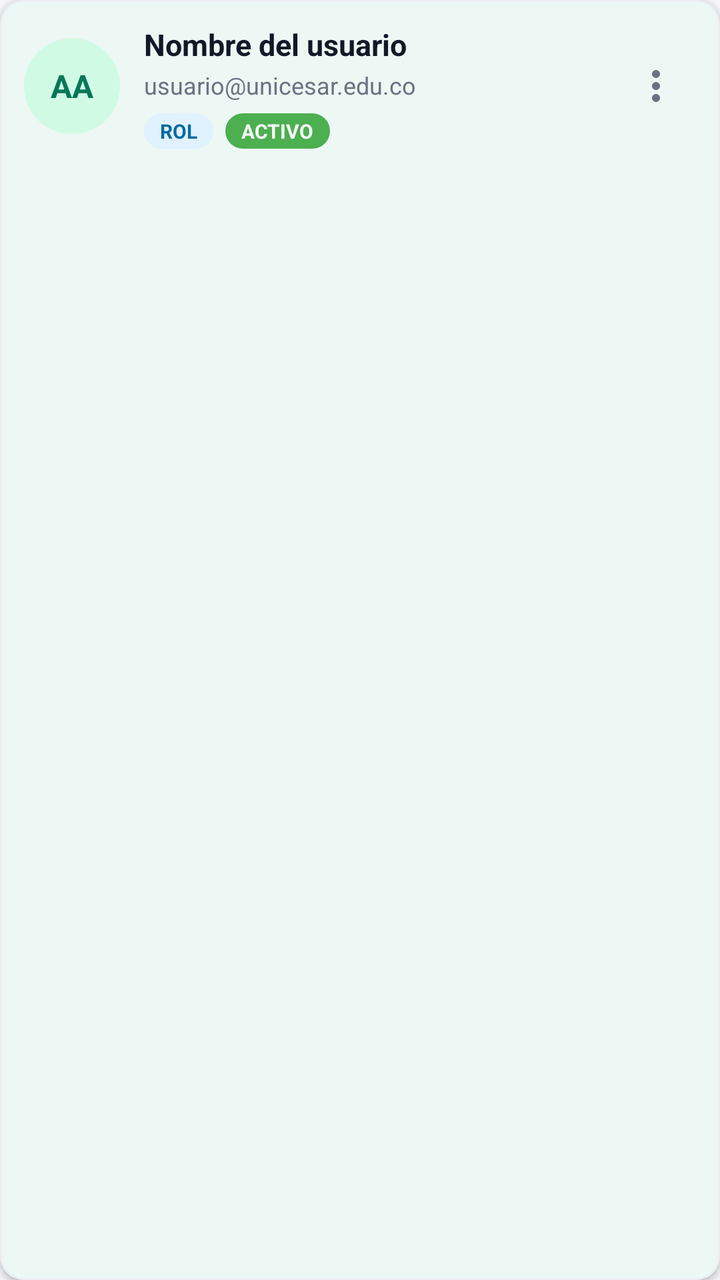
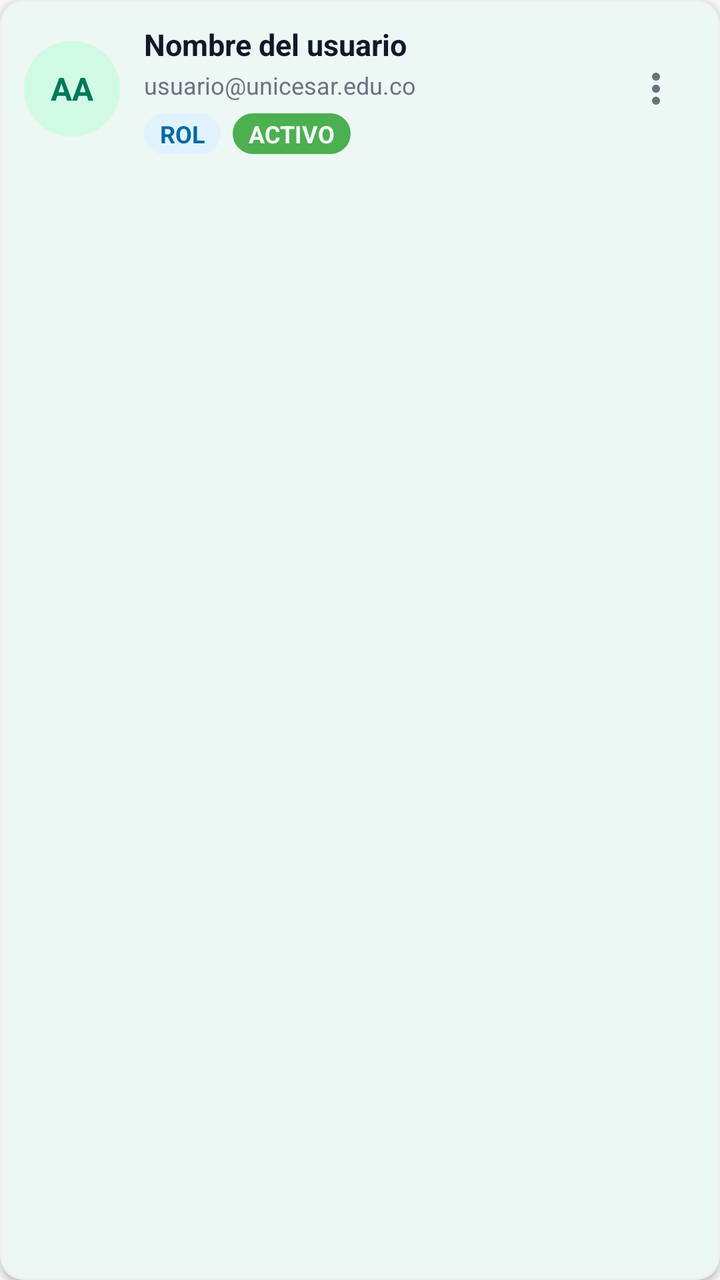

An Android layout rendered at two revisions. The XML below is the earlier revision; the diff shows what the commit changed to produce the second picture.
<!-- AndroidManifest.xml: application theme Theme.BienestarUPC -->
<!-- res/layout/item_user_card.xml -->
<?xml version="1.0" encoding="utf-8"?>
<com.google.android.material.card.MaterialCardView
    xmlns:android="http://schemas.android.com/apk/res/android"
    xmlns:app="http://schemas.android.com/apk/res-auto"
android:layout_width="match_parent"
    android:layout_height="wrap_content"
    android:layout_marginHorizontal="12dp"
    android:layout_marginVertical="6dp"
    app:cardBackgroundColor="@color/white_card"
    app:cardCornerRadius="12dp"
    app:cardElevation="2dp">

    <LinearLayout
        android:layout_width="match_parent"
        android:layout_height="wrap_content"
        android:orientation="horizontal"
        android:padding="12dp"
        android:gravity="center_vertical">

        
        <TextView
            android:id="@+id/txt_iniciales"
            android:layout_width="48dp"
            android:layout_height="48dp"
            android:background="@drawable/badge_circle_green_light"
            android:gravity="center"
            android:text="AA"
            android:textColor="@color/green_primary_dark"
            android:textSize="16sp"
            android:textStyle="bold" />

        
        <LinearLayout
            android:layout_width="0dp"
            android:layout_height="wrap_content"
            android:layout_weight="1"
            android:layout_marginStart="12dp"
            android:orientation="vertical">

            <TextView
                android:id="@+id/txt_nombre"
                android:layout_width="match_parent"
                android:layout_height="wrap_content"
                android:text="Nombre del usuario"
                android:textColor="@color/text_primary"
                android:textSize="15sp"
                android:textStyle="bold"
                android:maxLines="1"
                android:ellipsize="end" />

            <TextView
                android:id="@+id/txt_email"
                android:layout_width="match_parent"
                android:layout_height="wrap_content"
                android:layout_marginTop="2dp"
                android:text="usuario@unicesar.edu.co"
                android:textColor="@color/text_secondary"
                android:textSize="12sp"
                android:maxLines="1"
                android:ellipsize="end" />

            
            <LinearLayout
                android:layout_width="wrap_content"
                android:layout_height="wrap_content"
                android:layout_marginTop="6dp"
                android:orientation="horizontal">

                <TextView
                    android:id="@+id/txt_rol"
                    android:layout_width="wrap_content"
                    android:layout_height="wrap_content"
                    android:background="@drawable/badge_info"
                    android:paddingHorizontal="8dp"
                    android:paddingVertical="2dp"
                    android:text="ROL"
                    android:textColor="@color/info_text"
                    android:textSize="10sp"
                    android:textStyle="bold" />

                <TextView
                    android:id="@+id/txt_estado"
                    android:layout_width="wrap_content"
                    android:layout_height="wrap_content"
                    android:layout_marginStart="6dp"
                    android:background="@drawable/badge_risk_low"
                    android:paddingHorizontal="8dp"
                    android:paddingVertical="2dp"
                    android:text="ACTIVO"
                    android:textColor="@color/background_gray"
                    android:textSize="10sp"
                    android:textStyle="bold" />
            </LinearLayout>

        </LinearLayout>

        
        <ImageView
            android:id="@+id/btn_options"
            android:layout_width="40dp"
            android:layout_height="40dp"
            android:padding="8dp"
            android:src="@drawable/ic_more"
            android:background="?attr/selectableItemBackgroundBorderless"
            app:tint="@color/text_secondary"
            android:contentDescription="Opciones" />

    </LinearLayout>
</com.google.android.material.card.MaterialCardView>
<!-- resources referenced by this layout -->
<resources>
  <color name="background_gray">#F6F7F9</color>
  <color name="green_primary_dark">#047857</color>
  <color name="info_text">#0369A1</color>
  <color name="text_primary">#111827</color>
  <color name="text_secondary">#6B7280</color>
  <color name="white_card">#FFFFFF</color>
  <!-- drawable badge_circle_green_light (drawable) -->
  <?xml version="1.0" encoding="utf-8"?>
  <shape xmlns:android="http://schemas.android.com/apk/res/android"
      android:shape="oval">
      <solid android:color="@color/success_bg" />
  </shape>
  <!-- drawable badge_info (drawable) -->
  <?xml version="1.0" encoding="utf-8"?>
  <shape xmlns:android="http://schemas.android.com/apk/res/android"
      android:shape="rectangle">
      <solid android:color="@color/info_bg" />
      <corners android:radius="20dp" />
  </shape>
  <!-- drawable badge_risk_low (drawable) -->
  <?xml version="1.0" encoding="utf-8"?>
  <shape xmlns:android="http://schemas.android.com/apk/res/android"
      android:shape="rectangle">
      <solid android:color="@color/risk_low_bg" />
      <corners android:radius="20dp" />
  </shape>
  <color name="success_bg">#D1FAE5</color>
  <color name="info_bg">#E0F2FE</color>
  <color name="risk_low_bg">#4CAF50</color>
  <color name="green_primary">#059669</color>
  <color name="green_container">#D1FAE5</color>
  <color name="on_primary_container">#053B2A</color>
  <color name="teal_primary">#0D9488</color>
  <color name="teal_light">#CCFBF1</color>
  <color name="surface_container_low">#F8FAFC</color>
  <color name="surface_container">#EFF2F5</color>
  <color name="surface_container_high">#E7EAEE</color>
  <color name="surface_container_highest">#DEE2E8</color>
  <color name="surface_outline">#C9CFD8</color>
  <color name="surface_outline_variant">#E4E7EC</color>
  <color name="error_text">#DC2626</color>
  <style name="Widget.BienestarUPC.Card" parent="Widget.Material3.CardView.Elevated">
          <item name="cardCornerRadius">20dp</item>
          <item name="cardElevation">1dp</item>
          <item name="cardBackgroundColor">@color/white_card</item>
          <item name="strokeColor">@color/stroke_color</item>
          <item name="strokeWidth">1dp</item>
          <item name="rippleColor">@color/green_light</item>
      </style>
  <style name="Widget.BienestarUPC.Chip" parent="Widget.Material3.Chip.Filter">
          <item name="chipCornerRadius">20dp</item>
          <item name="chipMinHeight">36dp</item>
          <item name="chipBackgroundColor">@color/chip_bg</item>
          <item name="android:textColor">@color/chip_text</item>
          <item name="chipStrokeWidth">1dp</item>
          <item name="chipStrokeColor">@color/stroke_color</item>
      </style>
  <style name="ThemeOverlay.BienestarUPC.MaterialAlertDialog" parent="ThemeOverlay.Material3.MaterialAlertDialog">
          <item name="shapeAppearanceOverlay">@style/ShapeAppearance.BienestarUPC.Dialog</item>
          <item name="colorSecondary">@color/green_primary</item>
      </style>
  <style name="Widget.BienestarUPC.Snackbar" parent="Widget.Material3.Snackbar">
          <item name="backgroundTint">@color/text_primary</item>
          <item name="android:textColor">@color/white_card</item>
          <item name="shapeAppearanceOverlay">@style/ShapeAppearance.BienestarUPC.Snackbar</item>
      </style>
  <color name="gray_medium">#9CA3AF</color>
  <color name="stroke_color">#EDEFF2</color>
  <color name="green_light">#D1FAE5</color>
  <color name="nav_background">#FFFFFF</color>
  <color name="chip_bg">#F3F4F6</color>
  <color name="chip_text">#111827</color>
  <style name="ShapeAppearance.BienestarUPC.Dialog" parent="ShapeAppearance.Material3.LargeComponent">
          <item name="cornerSize">24dp</item>
      </style>
  <style name="ShapeAppearance.BienestarUPC.Snackbar" parent="ShapeAppearance.Material3.MediumComponent">
          <item name="cornerFamily">rounded</item>
          <item name="cornerSize">14dp</item>
      </style>
  <!-- unchanged entries left out for length: 5 -->
</resources>

<!-- the commit's change to res/layout/item_user_card.xml (unified diff, before → after) -->
@@ -75,7 +75,7 @@ android:layout_width="match_parent"
                     android:paddingVertical="2dp"
                     android:text="ROL"
                     android:textColor="@color/info_text"
-                    android:textSize="10sp"
+                    android:textSize="12sp"
                     android:textStyle="bold" />
 
                 <TextView
@@ -88,7 +88,7 @@ android:layout_width="match_parent"
                     android:paddingVertical="2dp"
                     android:text="ACTIVO"
                     android:textColor="@color/background_gray"
-                    android:textSize="10sp"
+                    android:textSize="12sp"
                     android:textStyle="bold" />
             </LinearLayout>
 
